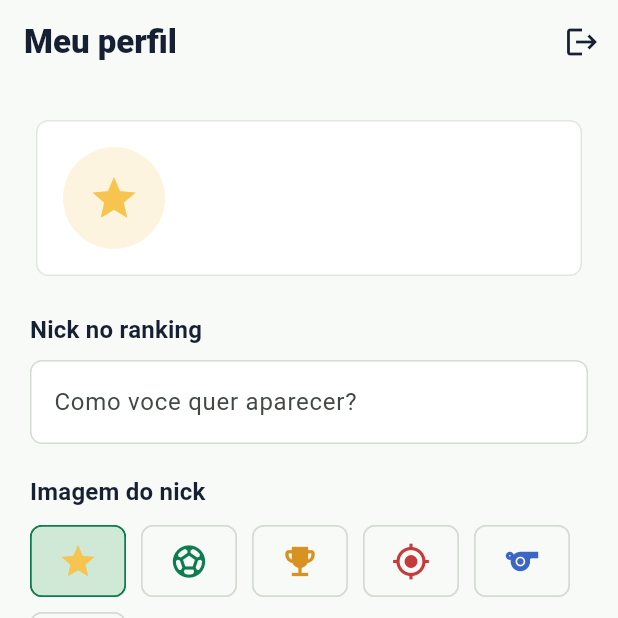
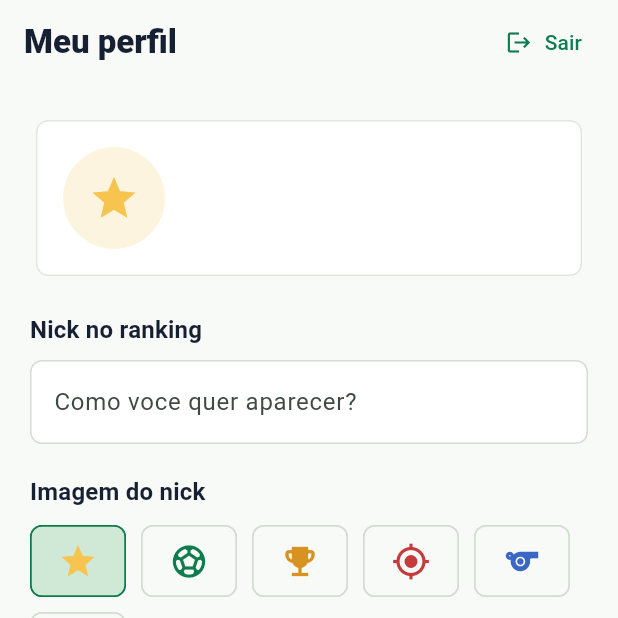
Before and after one commit to filipejonatas/flutter_copadomundo, a Flutter app: the screen it shows once a user with an empty profile is signed in, after a tap on "Salvar perfil", on a phone screen of 412 x 824 dp, the top half of it. Run offline on Flutter 3.47's test engine with Material 3 defaults, Android fonts, the phone set to English and light mode, and no system bars; our stand-ins replace firebase_auth, firebase_core, firebase_database, google_sign_in; accounts and stored records are empty.

Commit message:
fase3: implementar logout e alteração no perfil

```diff
--- a/lib/screens/profile_screen.dart
+++ b/lib/screens/profile_screen.dart
@@ -41,10 +41,18 @@ class _ProfileScreenState extends State<ProfileScreen> {
       appBar: AppBar(
         title: const Text('Meu perfil'),
         actions: [
-          IconButton(
-            tooltip: 'Sair',
-            onPressed: widget.sessionController.signOut,
-            icon: const Icon(Icons.logout),
+          Padding(
+            padding: const EdgeInsets.only(right: 8),
+            child: TextButton.icon(
+              style: TextButton.styleFrom(
+                foregroundColor: theme.colorScheme.primary,
+              ),
+              icon: const Icon(Icons.logout),
+              label: const Text('Sair'),
+              onPressed: widget.sessionController.isLoading
+                  ? null
+                  : widget.sessionController.signOut,
+            ),
           ),
         ],
       ),
@@ -124,6 +132,13 @@ class _ProfileScreenState extends State<ProfileScreen> {
     );
 
     if (!mounted) return;
+    if (widget.sessionController.errorMessage != null) {
+      ScaffoldMessenger.of(context).showSnackBar(
+        SnackBar(content: Text(widget.sessionController.errorMessage!)),
+      );
+      return;
+    }
+
     ScaffoldMessenger.of(
       context,
     ).showSnackBar(const SnackBar(content: Text('Perfil atualizado.')));
--- a/lib/services/session_controller.dart
+++ b/lib/services/session_controller.dart
@@ -1,6 +1,7 @@
 import 'dart:async';
 
 import 'package:firebase_auth/firebase_auth.dart';
+import 'package:firebase_database/firebase_database.dart';
 import 'package:flutter/foundation.dart';
 import 'package:google_sign_in/google_sign_in.dart';
 
@@ -17,18 +18,24 @@ abstract class SessionController extends ChangeNotifier {
 }
 
 class FirebaseSessionController extends SessionController {
-  FirebaseSessionController({FirebaseAuth? firebaseAuth})
-    : _firebaseAuth = firebaseAuth ?? FirebaseAuth.instance {
-    _authSubscription = _firebaseAuth.userChanges().listen(_syncFirebaseUser);
+  FirebaseSessionController({
+    FirebaseAuth? firebaseAuth,
+    FirebaseDatabase? database,
+  }) : _firebaseAuth = firebaseAuth ?? FirebaseAuth.instance,
+       _database = database ?? FirebaseDatabase.instance {
+    _authSubscription = _firebaseAuth.userChanges().listen(
+      (user) => unawaited(_syncFirebaseUser(user)),
+    );
     unawaited(GoogleSignIn.instance.initialize());
   }
 
   final FirebaseAuth _firebaseAuth;
+  final FirebaseDatabase _database;
   StreamSubscription<User?>? _authSubscription;
   AppUser? _currentUser;
   bool _isLoading = false;
   String? _errorMessage;
-  String _avatarId = 'star';
+  int _authSyncVersion = 0;
 
   @override
   AppUser? get currentUser => _currentUser;
@@ -82,17 +89,31 @@ class FirebaseSessionController extends SessionController {
     required String avatarId,
   }) async {
     final firebaseUser = _firebaseAuth.currentUser;
-    if (firebaseUser == null) return;
+    if (firebaseUser == null) {
+      _errorMessage = 'Entre novamente para salvar o perfil.';
+      notifyListeners();
+      return;
+    }
 
     _setLoading(true);
     _errorMessage = null;
 
     try {
       await firebaseUser.updateDisplayName(nick.trim());
-      await firebaseUser.reload();
-      _avatarId = avatarId;
-      _syncFirebaseUser(_firebaseAuth.currentUser);
-    } on FirebaseAuthException catch (error) {
+      await _userReference(firebaseUser.uid).update({
+        'nick': nick.trim(),
+        'avatarId': avatarId,
+        'email': firebaseUser.email ?? '',
+        'displayName': firebaseUser.displayName ?? nick.trim(),
+        'updatedAt': ServerValue.timestamp,
+      });
+      _currentUser = _currentUser?.copyWith(
+        displayName: nick.trim(),
+        nick: nick.trim(),
+        avatarId: avatarId,
+      );
+      notifyListeners();
+    } on FirebaseException catch (error) {
       _errorMessage = error.message ?? 'Nao foi possivel salvar o perfil.';
     } catch (_) {
       _errorMessage = 'Nao foi possivel salvar o perfil.';
@@ -103,12 +124,18 @@ class FirebaseSessionController extends SessionController {
 
   @override
   Future<void> signOut() async {
+    _authSyncVersion++;
+    _currentUser = null;
     _setLoading(true);
     _errorMessage = null;
 
     try {
-      await GoogleSignIn.instance.signOut();
       await _firebaseAuth.signOut();
+      if (!kIsWeb) {
+        await GoogleSignIn.instance.signOut();
+      }
+    } catch (_) {
+      _errorMessage = 'Nao foi possivel sair. Tente novamente.';
     } finally {
       _currentUser = null;
       _setLoading(false);
@@ -121,9 +148,31 @@ class FirebaseSessionController extends SessionController {
     super.dispose();
   }
 
-  void _syncFirebaseUser(User? user) {
-    _currentUser = user == null ? null : _mapFirebaseUser(user);
+  Future<void> _syncFirebaseUser(User? user) async {
+    final syncVersion = ++_authSyncVersion;
+
+    if (user == null) {
+      _currentUser = null;
+      notifyListeners();
+      return;
+    }
+
+    _currentUser = _mapFirebaseUser(user);
     notifyListeners();
+
+    try {
+      final profile = await _loadOrCreateUserProfile(user);
+      if (syncVersion != _authSyncVersion ||
+          _firebaseAuth.currentUser?.uid != user.uid) {
+        return;
+      }
+      _currentUser = profile;
+      _errorMessage = null;
+      notifyListeners();
+    } catch (_) {
+      _errorMessage = 'Nao foi possivel carregar seu perfil salvo.';
+      notifyListeners();
+    }
   }
 
   AppUser _mapFirebaseUser(User user) {
@@ -136,8 +185,43 @@ class FirebaseSessionController extends SessionController {
       email: user.email ?? '',
       displayName: user.displayName ?? fallbackNick,
       nick: fallbackNick,
-      avatarId: _avatarId,
+      avatarId: 'star',
     );
+  }
+
+  Future<AppUser> _loadOrCreateUserProfile(User user) async {
+    final fallback = _mapFirebaseUser(user);
+    final reference = _userReference(user.uid);
+    final snapshot = await reference.get();
+
+    if (!snapshot.exists) {
+      await reference.set({
+        'nick': fallback.nick,
+        'avatarId': fallback.avatarId,
+        'email': fallback.email,
+        'displayName': fallback.displayName,
+        'createdAt': ServerValue.timestamp,
+        'updatedAt': ServerValue.timestamp,
+      });
+      return fallback;
+    }
+
+    final rawData = snapshot.value;
+    final data = rawData is Map
+        ? Map<String, dynamic>.from(rawData)
+        : <String, dynamic>{};
+    return fallback.copyWith(
+      nick: (data['nick'] as String?)?.trim().isNotEmpty == true
+          ? (data['nick'] as String).trim()
+          : fallback.nick,
+      avatarId: (data['avatarId'] as String?)?.trim().isNotEmpty == true
+          ? (data['avatarId'] as String).trim()
+          : fallback.avatarId,
+    );
+  }
+
+  DatabaseReference _userReference(String uid) {
+    return _database.ref('users/$uid');
   }
 
   void _setLoading(bool value) {
--- a/pubspec.yaml
+++ b/pubspec.yaml
@@ -37,6 +37,7 @@ dependencies:
   firebase_core: ^4.9.0
   firebase_auth: ^6.5.1
   google_sign_in: ^7.2.0
+  firebase_database: ^12.4.1
 
 dev_dependencies:
   flutter_test:
```
Also changed, not shown: lib/firebase_options.dart, pubspec.lock, 1 other file.
